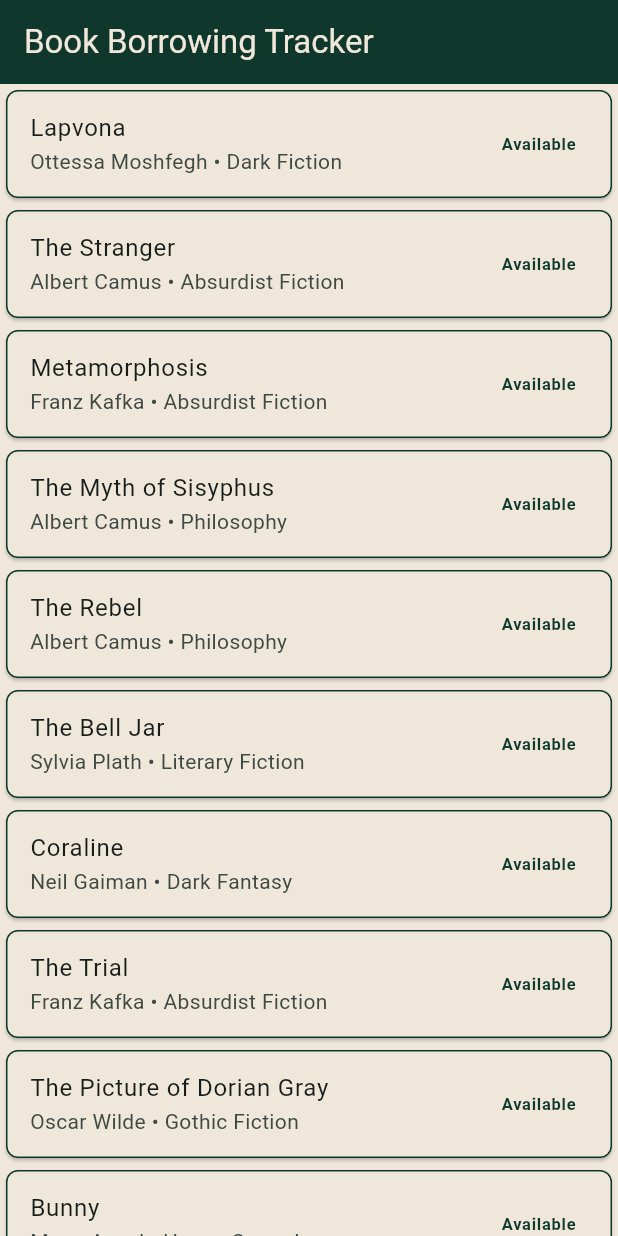
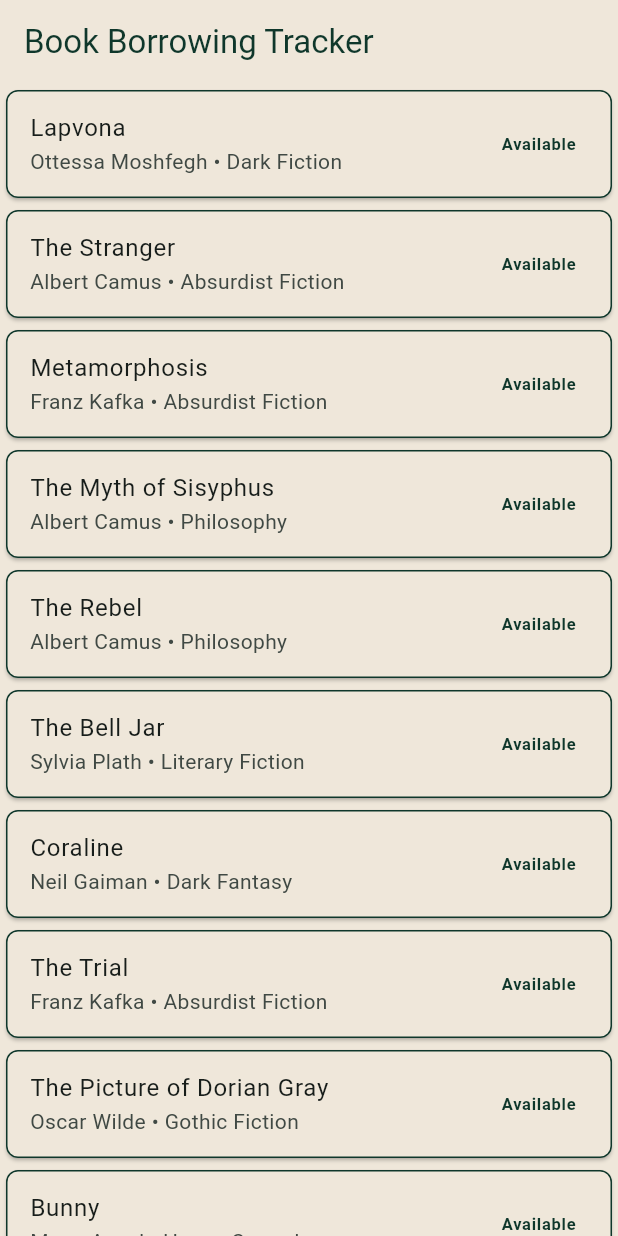
Before and after one commit to Oniroi0/CSIT284-Capstone-Deriquito, a Flutter app: the screen it shows after launch, on a phone screen of 412 x 824 dp. Run offline on Flutter 3.47's test engine with Material 3 defaults, Android fonts, the phone set to English and light mode, and no system bars.

Commit message:
added the colors to a different file named color.dart

```diff
--- /dev/null
+++ b/capstone_deriquito/lib/colors.dart
@@ -0,0 +1,10 @@
+import 'package:flutter/material.dart';
+
+const bottleGreen = Color(0xFF0F372B);
+const bone = Color(0xFFEFE7DA);
+const vermilion = Color(0xFFE8392B);
+
+const softGreen = Color(0x260F372B);
+const softVermilion = Color(0x26E8392B);
+const lineColor = Color(0x4D0F372B);
+const mutedGreen = Color(0xB30F372B);
--- a/capstone_deriquito/lib/main.dart
+++ b/capstone_deriquito/lib/main.dart
@@ -1,4 +1,5 @@
 import 'package:flutter/material.dart';
+import 'colors.dart';
 import 'screens/home_screen.dart';
 
 void main() {
@@ -13,16 +14,16 @@ class MyApp extends StatelessWidget {
     return MaterialApp(
       title: 'Book Borrowing Tracker',
       theme: ThemeData(
-        scaffoldBackgroundColor: const Color(0xFFEFE7DA),
+        scaffoldBackgroundColor: bone,
         colorScheme: ColorScheme.fromSeed(
-          seedColor: const Color(0xFF0F372B),
-          primary: const Color(0xFF0F372B),
-          secondary: const Color(0xFFE8392B),
-          surface: const Color(0xFFEFE7DA),
+          seedColor: bottleGreen,
+          primary: bottleGreen,
+          surface: bone,
         ),
         appBarTheme: const AppBarTheme(
-          backgroundColor: Color(0xFF0F372B),
-          foregroundColor: Color(0xFFEFE7DA),
+          backgroundColor: bone,
+          foregroundColor: bottleGreen,
+          elevation: 0,
         ),
       ),
       home: const HomeScreen(),
```
